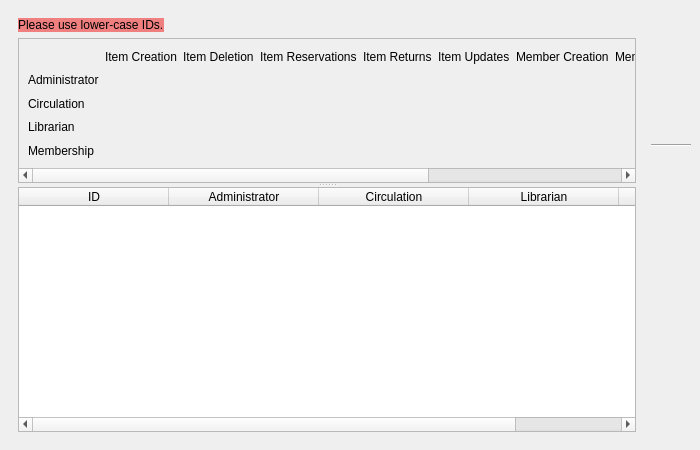
textbrowser/biblioteq, file UI/biblioteq_adminsetup.ui: the form before one commit.
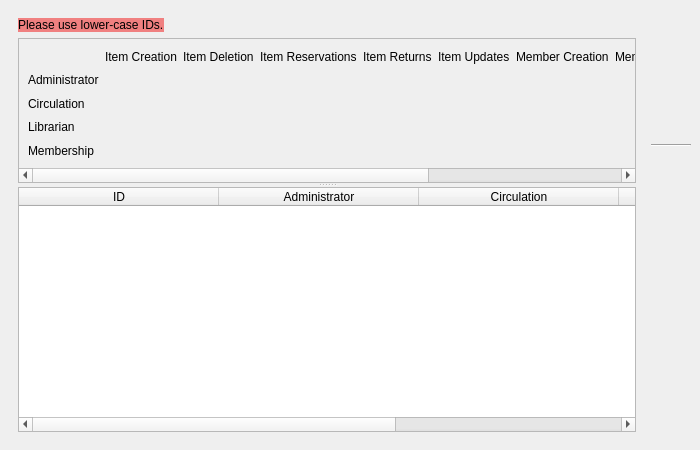
The form after the commit. Icons and pictures are not drawn.

```diff
--- a/UI/biblioteq_adminsetup.ui
+++ b/UI/biblioteq_adminsetup.ui
@@ -414,10 +414,7 @@
            <bool>false</bool>
           </property>
           <attribute name="horizontalHeaderDefaultSectionSize">
-           <number>150</number>
-          </attribute>
-          <attribute name="horizontalHeaderMinimumSectionSize">
-           <number>150</number>
+           <number>200</number>
           </attribute>
           <attribute name="horizontalHeaderStretchLastSection">
            <bool>true</bool>
```
